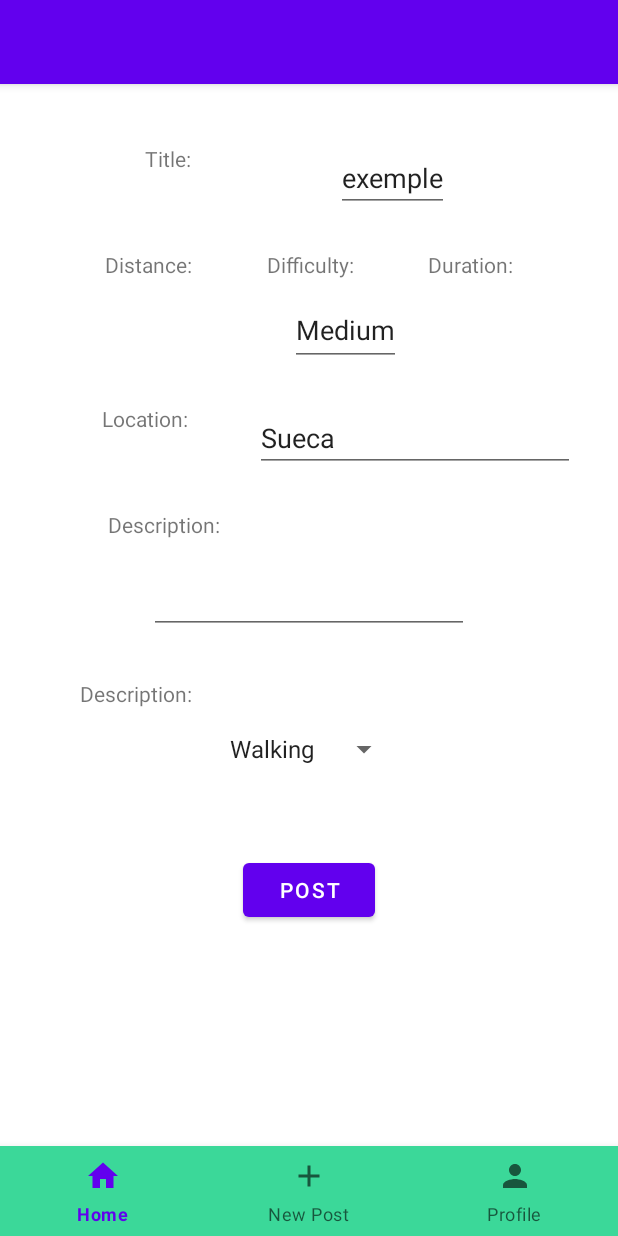
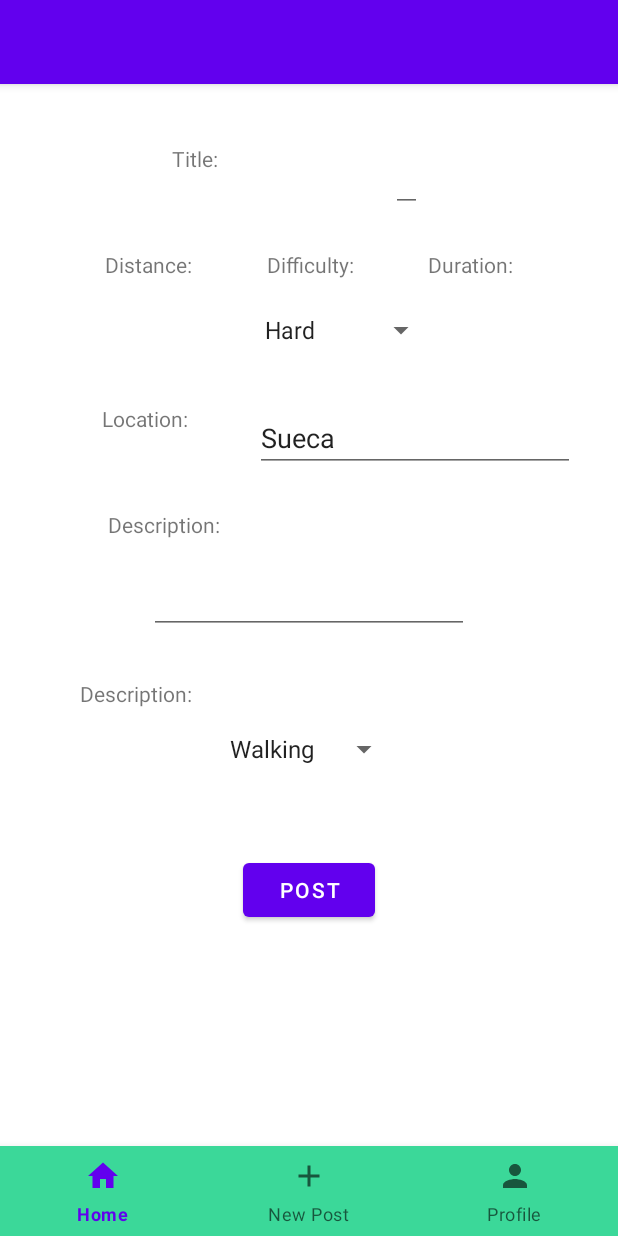
Before and after one commit to marcespasa11/MyRoutes, an Android app: the fragment PublishFragment placed in its activity, on a phone screen of 412 x 824 dp. Run offline under Robolectric (Android 15) with nearby library versions, the phone set to English and light mode, and no system bars; our stand-ins replace Firebase (no records; nobody signed in at launch, a user with empty details on screens opened directly), Picasso; libraries missing offline, so code that uses them is left out: com.google.maps.android; pictures from the network do not load.

Commit message:
selector de difficulty en PublishFragment.kt

```diff
--- a/app/src/main/java/com/maresgon/myroutes/Fragments/PublishFragment.kt
+++ b/app/src/main/java/com/maresgon/myroutes/Fragments/PublishFragment.kt
@@ -68,7 +68,7 @@ class PublishFragment : Fragment() {
 
             //newpost.id =
             newpost.name = item_titlePost.text.toString().trim()
-            newpost.difficulty = item_difficulty.text.toString().trim()
+            newpost.difficulty = item_difficulty.selectedItem.toString()
             newpost.description = item_descPost.text.toString().trim()
             newpost.location = item_loc.text.toString()
             newpost.kindOfActivity = item_kindOfAct.selectedItem.toString()
--- a/app/src/main/res/layout/fragment_publish.xml
+++ b/app/src/main/res/layout/fragment_publish.xml
@@ -99,13 +99,13 @@
         app:layout_constraintStart_toStartOf="parent"
         app:layout_constraintTop_toBottomOf="@+id/distanceText" />
 
-    <EditText
+    <Spinner
         android:id="@+id/item_difficulty"
         android:layout_width="wrap_content"
         android:layout_height="wrap_content"
         android:layout_marginTop="10dp"
         android:minHeight="48dp"
-        android:text="Medium"
+        android:entries="@array/difficultyOptions"
         app:layout_constraintEnd_toStartOf="@+id/item_duration"
         app:layout_constraintStart_toEndOf="@+id/item_distance"
         app:layout_constraintTop_toBottomOf="@+id/difficultyText" />
@@ -116,7 +116,6 @@
         android:layout_height="wrap_content"
         android:layout_marginTop="40dp"
         android:layout_marginEnd="16dp"
-        android:text="exemple"
         app:layout_constraintEnd_toEndOf="parent"
         app:layout_constraintHorizontal_bias="0.5"
         app:layout_constraintStart_toEndOf="@+id/titleText"
--- a/app/src/main/res/values/arrays.xml
+++ b/app/src/main/res/values/arrays.xml
@@ -5,4 +5,9 @@
         <item>"Running"</item>
         <item>"Cycling"</item>
     </string-array>
+    <string-array name="difficultyOptions">
+        <item>"Hard"</item>
+        <item>"Medium"</item>
+        <item>"Easy"</item>
+    </string-array>
 </resources>
```
